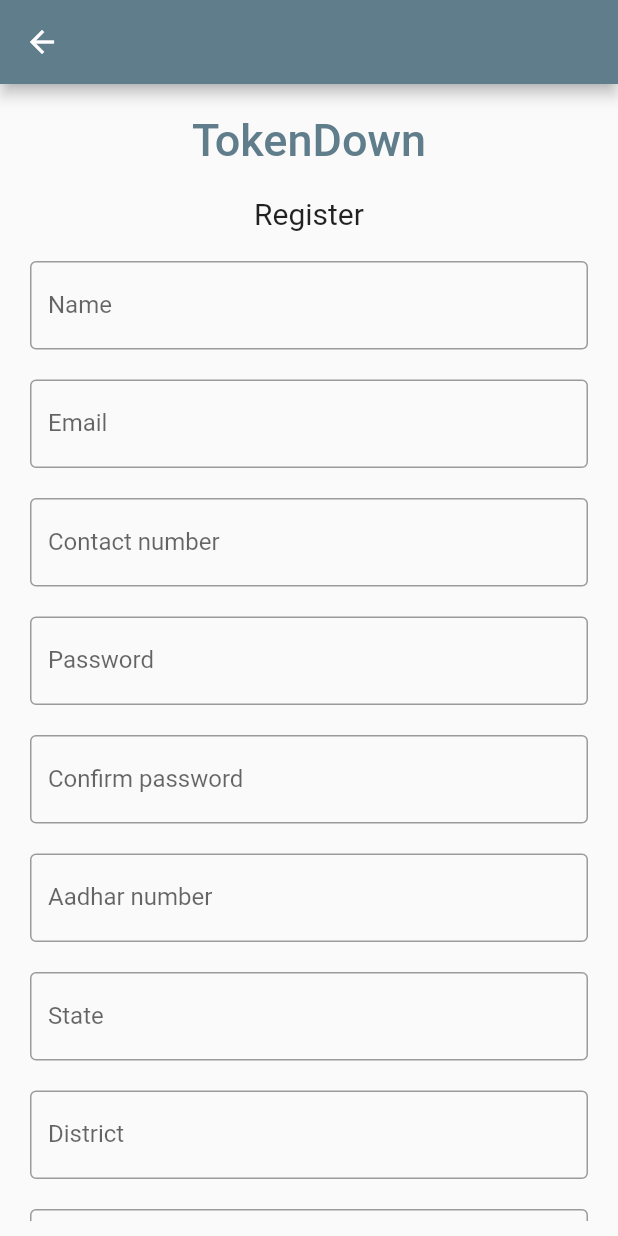
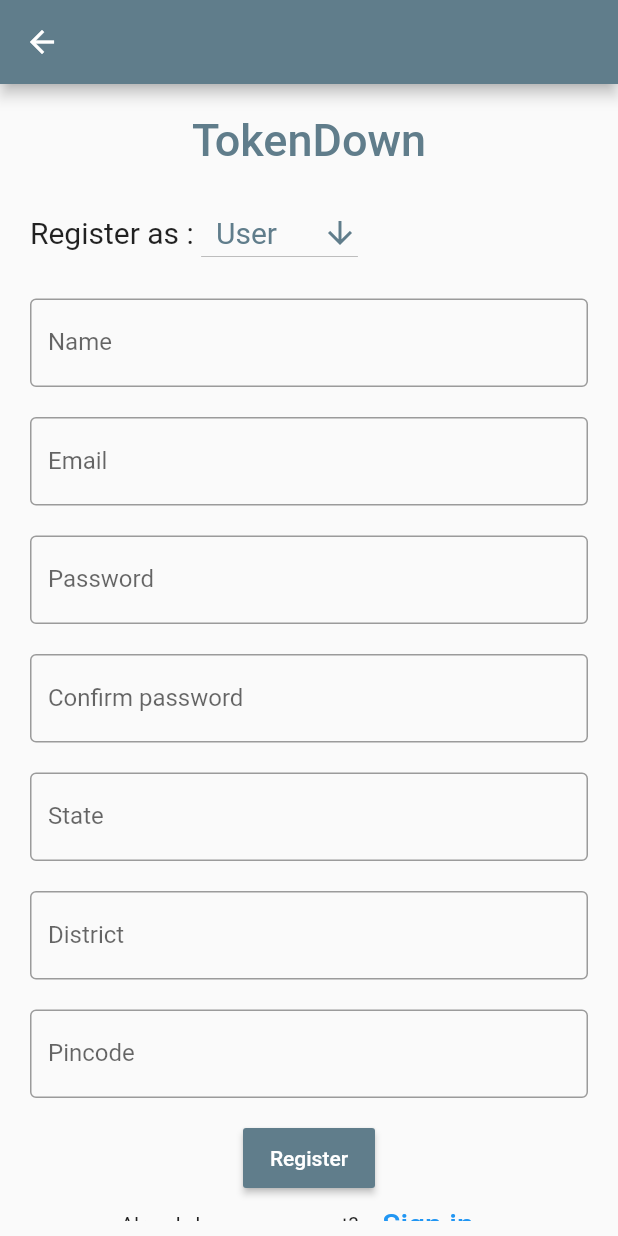
Before and after one commit to siddhantshingi/Parcha, a Flutter app: the screen it shows after launch, after a tap on "Register", on a phone screen of 412 x 824 dp. Run offline on Flutter 3.47's test engine with Material 2 defaults, Android fonts, the phone set to English and light mode, and no system bars; our stand-ins replace email_validator.

Commit message:
Added categorical login/register

```diff
--- a/token_system/lib/screens/login.dart
+++ b/token_system/lib/screens/login.dart
@@ -3,6 +3,8 @@
 import 'package:token_system/components/title.dart';
 import 'package:token_system/screens/register.dart';
 import 'package:token_system/screens/home.dart';
+
+enum SignAs {user, shop, authority}
 
 class Login extends StatefulWidget {
   @override
@@ -13,6 +15,7 @@
   final _formKey = GlobalKey<FormState>();
   String _mobile = '';
   var _passkey = GlobalKey<FormFieldState>();
+  SignAs _selected = SignAs.user;
 
   String validateMobile(String value) {
     // Indian Mobile number are of 10 digit only
@@ -20,6 +23,15 @@
       return 'Mobile Number must be of 10 digits';
     else
       return null;
+  }
+
+  String getAs (SignAs selected) {
+    if (selected == SignAs.user)
+      return 'User';
+    else if (selected == SignAs.shop)
+      return 'Shop';
+    else
+      return 'Authority';
   }
 
   @override
@@ -33,11 +45,45 @@
         child: ListView(children: <Widget>[
           TitleWidget(),
           Container(
-            alignment: Alignment.center,
+            alignment: Alignment.topLeft,
             padding: EdgeInsets.all(10),
-            child: Text(
-              'Sign in',
-              style: TextStyle(fontSize: 20),
+            child: Row(
+              children: <Widget>[
+                Text(
+                  'Sign in as : ',
+                  style: TextStyle(fontSize: 20),
+                ),
+                DropdownButton<SignAs> (
+                  value: _selected,
+                  icon: Icon(Icons.arrow_downward,
+                    color: Colors.blueGrey,),
+                  iconSize: 24,
+                  elevation: 8,
+                  style: TextStyle(
+                      color: Colors.blueGrey,
+                      fontSize: 20,
+                      ),
+                  onChanged: (SignAs result) {
+                    setState(() {
+                      _selected = result;
+                    });
+                  },
+                  items: <DropdownMenuItem<SignAs>>[
+                    const DropdownMenuItem<SignAs>(
+                      child: Text('  User  '),
+                      value: SignAs.user,
+                    ),
+                    const DropdownMenuItem<SignAs>(
+                      child: Text('  Shop  '),
+                      value: SignAs.shop,
+                    ),
+                    const DropdownMenuItem<SignAs>(
+                      child: Text('Authority'),
+                      value: SignAs.authority,
+                    ),
+                  ],
+                ),
+              ],
             ),
           ),
           Form(
@@ -83,7 +129,7 @@
                 child: RaisedButton(
                   textColor: Colors.white,
                   color: Colors.blueGrey,
-                  child: Text('Login'),
+                  child: Text(getAs(_selected) + ' Login'),
                   onPressed: () {
                     // FIXED: add validation function
                     // TODO: call login API
--- a/token_system/lib/screens/register.dart
+++ b/token_system/lib/screens/register.dart
@@ -3,6 +3,7 @@
 import 'package:token_system/Entities/user.dart';
 import 'package:token_system/Services/userService.dart';
 import 'package:token_system/components/title.dart';
+import 'package:token_system/screens/login.dart';
 
 class Register extends StatefulWidget {
   @override
@@ -17,6 +18,7 @@
   String _mobile = '';
   String _aadhar = '';
   String _pincode = '';
+  SignAs _selected = SignAs.user;
 
   // TODO: State and district dropdown menu.
   String _state = '';
@@ -67,6 +69,12 @@
     return null;
   }
 
+  bool showCategory(selected) {
+    if (selected == SignAs.shop)
+      return true;
+    return false;
+  }
+
   @override
   Widget build(BuildContext context) {
     return Scaffold(
@@ -79,11 +87,45 @@
               children: <Widget>[
                 TitleWidget(),
                 Container(
-                  alignment: Alignment.center,
+                  alignment: Alignment.topLeft,
                   padding: EdgeInsets.all(10),
-                  child: Text(
-                    'Register',
+                  child: Row(
+                    children: <Widget>[
+                      Text(
+                        'Register as : ',
                         style: TextStyle(fontSize: 20),
+                      ),
+                      DropdownButton<SignAs> (
+                        value: _selected,
+                        icon: Icon(Icons.arrow_downward,
+                          color: Colors.blueGrey,),
+                        iconSize: 24,
+                        elevation: 8,
+                        style: TextStyle(
+                          color: Colors.blueGrey,
+                          fontSize: 20,
+                        ),
+                        onChanged: (SignAs result) {
+                          setState(() {
+                            _selected = result;
+                          });
+                        },
+                        items: <DropdownMenuItem<SignAs>>[
+                          const DropdownMenuItem<SignAs>(
+                            child: Text('  User  '),
+                            value: SignAs.user,
+                          ),
+                          const DropdownMenuItem<SignAs>(
+                            child: Text('  Shop  '),
+                            value: SignAs.shop,
+                          ),
+                          const DropdownMenuItem<SignAs>(
+                            child: Text('Authority'),
+                            value: SignAs.authority,
+                          ),
+                        ],
+                      ),
+                    ],
                   ),
                 ),
                 Form(
@@ -124,7 +166,8 @@
                         },
                       ),
                     ),
-                    Container(
+                    Visibility (
+                      child: Container(
                         padding: EdgeInsets.all(10),
                         child: TextFormField(
                           decoration: InputDecoration(
@@ -132,13 +175,15 @@
                             labelText: 'Contact number',
                           ),
                           keyboardType: TextInputType.phone,
-                        validator: validateMobile,
+//                          validator: validateMobile,
                           onSaved: (value) {
                             setState(() {
                               _mobile = value;
                             });
                           },
                         ),
+                      ),
+                      visible: false
                     ),
                     Container(
                       padding: EdgeInsets.fromLTRB(10, 10, 10, 10),
@@ -151,8 +196,8 @@
                         ),
                         validator: (value) {
                           if (value.isEmpty) return 'Please Enter password';
-                          if (value.length < 8)
-                            return 'Password should be atleast 8 characters';
+                          if (value.length < 6)
+                            return 'Password should be atleast 6 characters';
                           return null;
                         },
                       ),
@@ -168,7 +213,8 @@
                         validator: validateConfirmPassword,
                       ),
                     ),
-                    Container(
+                    Visibility(
+                      child: Container(
                         padding: EdgeInsets.all(10),
                         child: TextFormField(
                           decoration: InputDecoration(
@@ -176,13 +222,15 @@
                             labelText: 'Aadhar number',
                           ),
                           keyboardType: TextInputType.phone,
-                        validator: validateAadhar,
+//                          validator: validateAadhar,
                           onSaved: (value) {
                             setState(() {
                               _aadhar = value;
                             });
                           },
                         ),
+                      ),
+                      visible: false
                     ),
                     Container(
                       padding: EdgeInsets.all(10),
```
Lines whose indentation alone changed are shown as unchanged.
